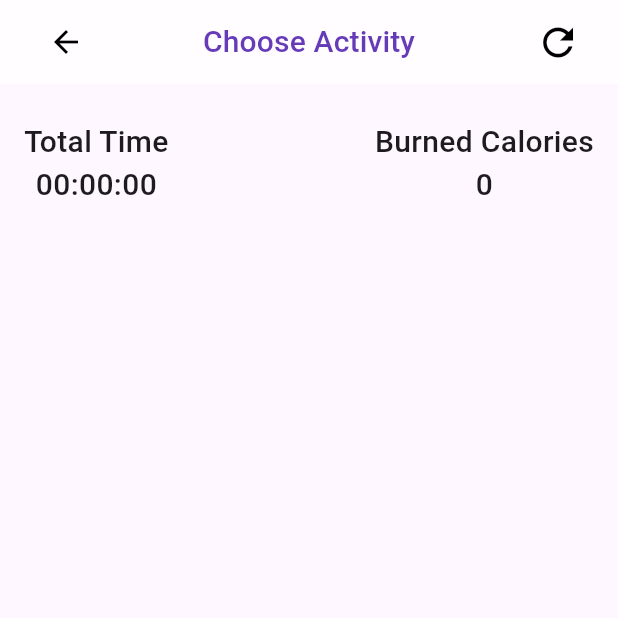
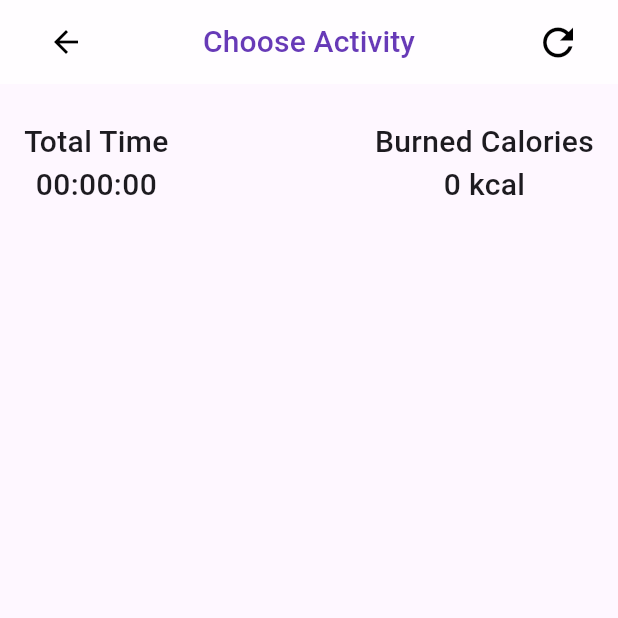
Before and after one commit to AvanFabian/MotherApps, a Flutter app: the RecordPage screen opened directly, item 2 of the bottom bar chosen, after a tap on "Choose Activity", on a phone screen of 412 x 824 dp, the top half of it. Run offline on Flutter 3.47's test engine with Material 3 defaults, Android fonts, the phone set to English and light mode, and no system bars; our stand-ins replace dotted_border, flutter_svg, google_maps_flutter, image_picker, location, shared_preferences; missing offline and left inert: flutter_polyline_points; accounts and stored records are empty; network calls fail.

Commit message:
fix: for now the scenario wanted is work

```diff
--- a/lib/pages/activitydetail_page.dart
+++ b/lib/pages/activitydetail_page.dart
@@ -109,14 +109,14 @@ class _ActivityDetailPageState extends State<ActivityDetailPage> {
                         label: SizedBox(
                           width: MediaQuery.of(context).size.width /
                               2, // Set the width to half of the screen width
-                          child: Text('Date'),
+                          child: const Text('Date'),
                         ),
                       ),
                       DataColumn(
                         label: SizedBox(
                           width: MediaQuery.of(context).size.width /
                               2, // Set the width to half of the screen width
-                          child: Text('Total Duration'),
+                          child: const Text('Total Duration'),
                         ),
                       ),
                     ],
@@ -137,7 +137,7 @@ class _ActivityDetailPageState extends State<ActivityDetailPage> {
           }
 
           // By default, show a loading spinner.
-          return CircularProgressIndicator();
+          return const CircularProgressIndicator();
         },
       ),
     );
--- a/lib/pages/record_page.dart
+++ b/lib/pages/record_page.dart
@@ -24,10 +24,31 @@ class _RecordPageState extends State<RecordPage> {
   int duration = 0;
   bool isPaused = false;
 
+  late StreamController<int> _streamController;
+  late Stream<int> _stream;
+  late List<int> caloriesBurnedPredictions = [];
+
+  @override
   @override
   void initState() {
     super.initState();
     loadExercisesAndMovements();
+
+    _streamController =
+        StreamController<int>.broadcast(); // Use a broadcast stream
+    _stream = _streamController.stream;
+
+    // Add the listener here
+    _stream.listen((totalCaloriesBurned) {
+      print('Total calories burned: $totalCaloriesBurned');
+    });
+  }
+
+  @override
+  void dispose() {
+    _streamController.close();
+    timer?.cancel();
+    super.dispose();
   }
 
   void togglePause() {
@@ -170,12 +191,12 @@ class _RecordPageState extends State<RecordPage> {
       ),
       body: Column(
         children: <Widget>[
-          const Expanded(
+          Expanded(
             flex: 1,
             child: Row(
               mainAxisAlignment: MainAxisAlignment.spaceBetween,
               children: <Widget>[
-                Padding(
+                const Padding(
                   padding: EdgeInsets.only(left: 16.0, top: 24.0),
                   child: Column(
                     children: [
@@ -197,23 +218,42 @@ class _RecordPageState extends State<RecordPage> {
                   ),
                 ),
                 Padding(
-                  padding: EdgeInsets.only(right: 16.0, top: 24.0),
+                  padding: const EdgeInsets.only(right: 16.0, top: 24.0),
                   child: Column(
                     children: [
-                      Text(
+                      const Text(
                         'Burned Calories',
                         style: TextStyle(
                           fontSize: 20.0,
                           fontWeight: FontWeight.w500,
                         ),
                       ),
-                      Text(
-                        '0',
-                        style: TextStyle(
+                      StreamBuilder<int>(
+                        stream: _stream,
+                        initialData: 0,
+                        builder: (BuildContext context,
+                            AsyncSnapshot<int> snapshot) {
+                          if (snapshot.hasData) {
+                            return Text(
+                              '${snapshot.data} kcal', // Display the total calories burned
+                              style: const TextStyle(
                                 fontSize: 20.0,
                                 fontWeight: FontWeight.w500,
                               ),
+                            );
+                          } else if (snapshot.hasError) {
+                            return Text(
+                              'Error: ${snapshot.error}',
+                              style: const TextStyle(
+                                fontSize: 20.0,
+                                fontWeight: FontWeight.w500,
                               ),
+                            );
+                          }
+                          // By default, show a loading spinner.
+                          return CircularProgressIndicator();
+                        },
+                      )
                     ],
                   ),
                 ),
@@ -353,7 +393,7 @@ class _RecordPageState extends State<RecordPage> {
                         return AlertDialog(
                           title: const Text('Warning'),
                           content: const Text(
-                              'Please choose an activity and their sub-movement first.'),
+                              'Please choose an Activity and the Movement First.'),
                           actions: <Widget>[
                             TextButton(
                               child: const Text('OK'),
@@ -377,13 +417,21 @@ class _RecordPageState extends State<RecordPage> {
                       List<int> sportMovementIds =
                           await getSportMovementIds(selectedSubMovements);
                       print("Selected sub-movements: $selectedSubMovements");
-                      // Make a POST request to store the duration in the database
+
+                      // Calculate the total calories burned
+                      int totalCaloriesBurned = 0;
+                      for (int i = 0; i < selectedSubMovements.length; i++) {
+                        totalCaloriesBurned +=
+                            (duration * caloriesBurnedPredictions[i] / 3600)
+                                .round();
+                      }
+                      // Make a POST request to store the duration and total calories burned in the database
                       var response = await postActivityRecord({
                         'user_id': userId.toString(),
                         'sport_activity_id': sportActivityId.toString(),
                         'sport_movement_ids': sportMovementIds.join(','),
                         'duration': duration.toString(),
-                        // 'calories_prediction': caloriesPrediction.toString(), // TODO: sementara dibikin nullable di database-nya!
+                        'total_calories_burned': totalCaloriesBurned.toString(),
                       });
                       // Check the status code of the response
                       if (response.statusCode == 201) {
@@ -394,15 +442,60 @@ class _RecordPageState extends State<RecordPage> {
                       }
                       duration = 0; // Reset the duration
                     } else {
+                      // Fetch the IDs of the selected sub movements
+                      getSportMovementIds(selectedSubMovements).then((ids) {
+                        // Fetch the calories burned predictions and start the timer when the start button is pressed
+                        getCaloriesBurnedPredictions(ids).then((predictions) {
+                          caloriesBurnedPredictions = predictions;
+
+                          if (caloriesBurnedPredictions.isNotEmpty) {
+                            timer = Timer.periodic(const Duration(seconds: 1),
+                                (Timer t) {
                               if (!isPaused) {
-                        // Only start the timer when isPaused is false
-                        timer =
-                            Timer.periodic(const Duration(seconds: 1), (timer) {
+                                print('isPaused: $isPaused');
+                                print('ids: $ids');
+                                print(
+                                    'caloriesBurnedPredictions: $caloriesBurnedPredictions');
+                                print('duration: $duration');
+                                // Calculate the total calories burned
+                                double totalCaloriesBurned = 0;
+                                double caloriesBurnedPerSecond = 0;
+
+                                for (int i = 0; i < ids.length; i++) {
+                                  // Subtract 1 from the id to get the correct index
+                                  int index = ids[i] - 1;
+                                  totalCaloriesBurned +=
+                                      caloriesBurnedPredictions[index];
+                                }
+
+// Calculate the calories burned per second
+                                caloriesBurnedPerSecond =
+                                    totalCaloriesBurned / 3600;
+
+// Increase the total calories burned every second
+                                totalCaloriesBurned =
+                                    caloriesBurnedPerSecond * duration;
+
+// Add the total calories burned to the stream
+                                _streamController
+                                    .add(totalCaloriesBurned.round());
+
+// Increase the duration
                                 setState(() {
-                            duration++; // Increase the duration every second
-                          });
+                                  duration++;
                                 });
                               }
+                            });
+                          } else {
+                            print('No calories burned predictions available');
+                          }
+                        }).catchError((e) {
+                          print(
+                              'Failed to load calories burned predictions: $e');
+                        });
+                      }).catchError((e) {
+                        print('Failed to load sport movement IDs: $e');
+                      });
                     }
                     showDialog(
                       context: context,
```
Also changed, not shown: lib/services/activity_service.dart (+26 -0 lines). Lines whose indentation alone changed are shown as unchanged.
